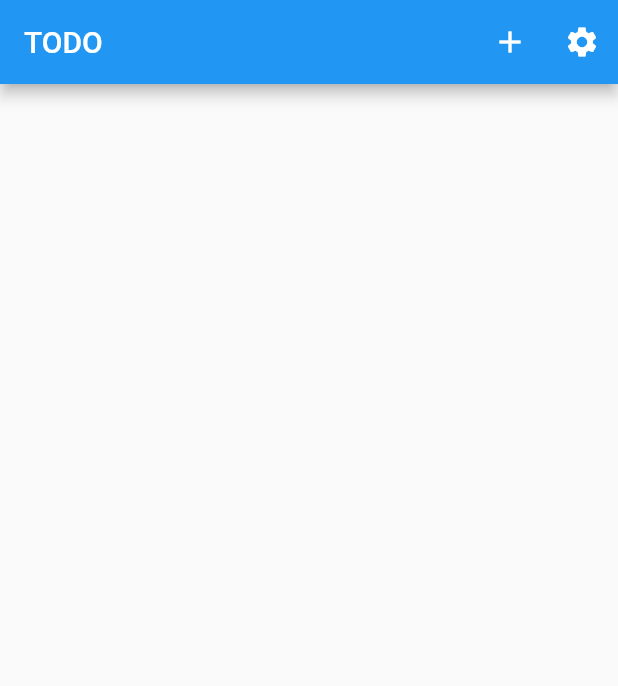
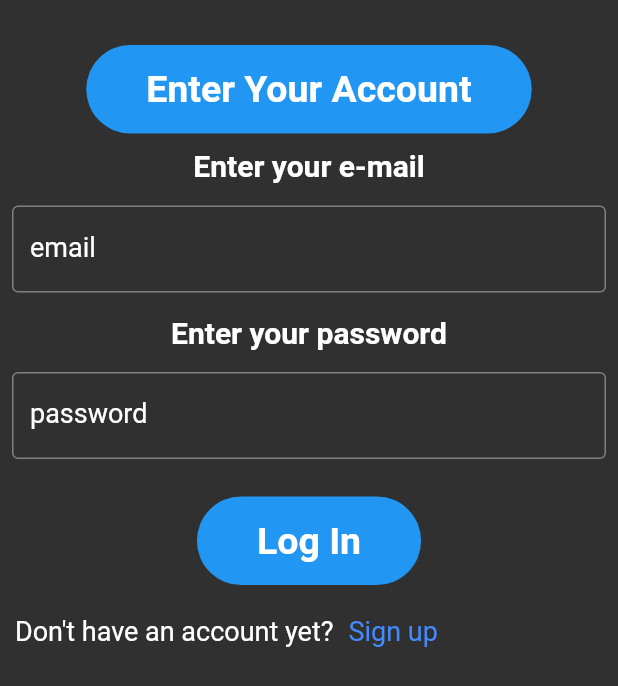
Before and after one commit to Tokol/flutter_todo_offline, a Flutter app: the screen it shows after launch, on a phone screen of 412 x 824 dp. Shown: the top 686 px of the screen. Run offline on Flutter 3.47's test engine with Material 2 defaults, Android fonts, the phone set to English and light mode, and no system bars; our stand-ins replace firebase_auth, firebase_core, shared_preferences, sqflite; accounts and stored records are empty.

Commit message:
push firebase auth

```diff
--- /dev/null
+++ b/lib/const.dart
@@ -0,0 +1,16 @@
+import 'package:flutter/material.dart';
+
+const kLOGIN_KEY = "login_value";
+
+const kEMAIL_KEY = "email_value";
+const TextStyle kheaders= TextStyle(
+    color: Colors.white,
+    fontSize: 25,
+    fontWeight: FontWeight.bold
+);
+const TextStyle ksubheaders= TextStyle(
+    color: Colors.white,
+    fontSize: 20,
+    fontWeight: FontWeight.bold
+
+);
--- a/lib/main.dart
+++ b/lib/main.dart
@@ -1,11 +1,16 @@
+import 'package:firebase_core/firebase_core.dart';
 import 'package:flutter/material.dart';
 import 'package:flutter_app_offline/database/database.dart';
 import 'package:flutter_app_offline/todo_screen.dart';
+import 'package:flutter_app_offline/ui/login.dart';
+import 'package:flutter_app_offline/ui/splash_screen.dart';
 
 
 void main() async {
 
   WidgetsFlutterBinding.ensureInitialized();
+  FirebaseApp app = await Firebase.initializeApp();
+
   await DB.init();
   runApp(MyApp());
 }
@@ -17,19 +22,8 @@ class MyApp extends StatelessWidget {
     return MaterialApp(
       title: 'Flutter Demo',
       debugShowCheckedModeBanner: false,
-      theme: ThemeData(
-        // This is the theme of your application.
-        //
-        // Try running your application with "flutter run". You'll see the
-        // application has a blue toolbar. Then, without quitting the app, try
-        // changing the primarySwatch below to Colors.green and then invoke
-        // "hot reload" (press "r" in the console where you ran "flutter run",
-        // or simply save your changes to "hot reload" in a Flutter IDE).
-        // Notice that the counter didn't reset back to zero; the application
-        // is not restarted.
-        primarySwatch: Colors.blue,
-      ),
-      home: TODOApp(),
+      theme: ThemeData.dark(),
+      home: SplashScreen(),
     );
   }
 }
--- /dev/null
+++ b/lib/ui/common_widget.dart
@@ -0,0 +1,56 @@
+import 'package:flutter/material.dart';
+
+import '../const.dart';
+
+
+class TextFields extends StatelessWidget {
+  final Function(String) onChange;
+  final String label;
+
+
+  TextFields({
+    this.onChange,
+     this.label,
+
+  });
+
+  @override
+  Widget build(BuildContext context) {
+    return Padding(
+      padding: const EdgeInsets.symmetric(horizontal: 8.0,vertical: 15),
+      child: TextField(
+        style: TextStyle(fontSize: 15, color: Colors.white),
+        textAlign: TextAlign.center,
+        decoration: InputDecoration(
+          border: OutlineInputBorder(),
+          // suffixIcon: Icon(Icons.add),
+
+          labelText: label,
+
+
+          labelStyle: TextStyle(fontSize: 18, color: Colors.white),
+        ),
+        onChanged: onChange,
+      ),
+    );
+  }
+}
+
+class Headings extends StatelessWidget {
+  final String registers;
+
+  Headings(this.registers);
+
+  @override
+  Widget build(BuildContext context) {
+    return Container(
+      padding: EdgeInsets.symmetric(horizontal: 40, vertical: 15),
+      margin: EdgeInsets.all(10),
+      decoration: BoxDecoration(
+        borderRadius: BorderRadius.circular(40),
+        color: Colors.blue,
+      ),
+      child: Text(registers, style: kheaders),
+    );
+  }
+}
--- /dev/null
+++ b/lib/ui/login.dart
@@ -0,0 +1,118 @@
+
+import 'package:firebase_auth/firebase_auth.dart';
+import 'package:flutter/material.dart';
+import 'package:flutter_app_offline/ui/registration.dart';
+import 'package:shared_preferences/shared_preferences.dart';
+
+import '../const.dart';
+import 'common_widget.dart';
+import 'dashboard.dart';
+
+
+class LogIn extends StatefulWidget {
+  @override
+  _LogInState createState() => _LogInState();
+}
+
+class _LogInState extends State<LogIn> {
+
+
+  String username;
+  String password;
+
+FirebaseAuth _auth = FirebaseAuth.instance;
+
+
+bool loading = false;
+
+  @override
+  Widget build(BuildContext context) {
+    return Scaffold(
+      body: SafeArea(
+        child:  SingleChildScrollView(
+          child: Column(
+
+            children: [
+              SizedBox(
+                height: 20,
+              ),
+              Headings("Enter Your Account"),
+              Text("Enter your e-mail",style: ksubheaders,),
+              TextFields(label: "email",onChange: (value){
+                            username =value;
+              },),
+              Text("Enter your password",style: ksubheaders,),
+              TextFields(
+
+                label: "password", onChange: (value){
+
+                  password = value;
+
+
+
+              },),
+           loading? Text('Loading'): GestureDetector(
+                  onTap: () async {
+                        setState(() {
+                          loading=true;
+                        });
+
+                        try{
+                          var user = await _auth.signInWithEmailAndPassword(email: username, password: password);
+                          setState(() {
+                            loading=false;
+                          });
+
+                          if(user!=null){
+                            SharedPreferences prefs = await SharedPreferences.getInstance();
+                            prefs.setBool(kLOGIN_KEY, true);
+                            prefs.setString(kEMAIL_KEY, username);
+                            Navigator.pushReplacement(context, MaterialPageRoute(builder: (context)=> DashboardScreen()));
+
+
+                          }
+                        }
+
+                        catch(e){
+                          setState(() {
+                            loading=false;
+                          });
+
+                          print(e.toString());
+                        }
+
+                  },
+                  child: Headings("Log In")),
+
+              Padding(
+                padding: EdgeInsets.all(10),
+                child: Row(
+                  children: [
+                    Text("Don't have an account yet?",style: TextStyle(
+                      fontSize: 18,)),
+                    SizedBox(width: 10,),
+                    GestureDetector(
+                      onTap: (){
+                        Navigator.pushReplacement(context, MaterialPageRoute(builder: (context)=> Register()));
+
+                      },
+                      child: Text("Sign up ",
+                        style: TextStyle(
+                          fontSize: 18,
+                          color: Colors.blueAccent,
+
+                        ),),
+                    ),
+                  ],
+                ),
+              )
+
+
+            ],
+          ),
+        ),
+      ),
+
+    );
+  }
+}
--- a/pubspec.yaml
+++ b/pubspec.yaml
@@ -31,6 +31,10 @@ dependencies:
   sqflite: ^2.0.0+3
   path_provider: ^2.0.2
   shared_preferences: ^2.0.6
+  firebase_core: ^1.2.1
+  cloud_firestore: ^2.2.1
+  firebase_auth: ^1.3.0
+
 
 dev_dependencies:
   flutter_test:
```
Also changed, not shown: lib/ui/dashboard.dart (added, +16 -0 lines), lib/ui/registration.dart (added, +151 -0 lines), lib/ui/splash_screen.dart (added, +60 -0 lines), pubspec.lock, 17 other files.
